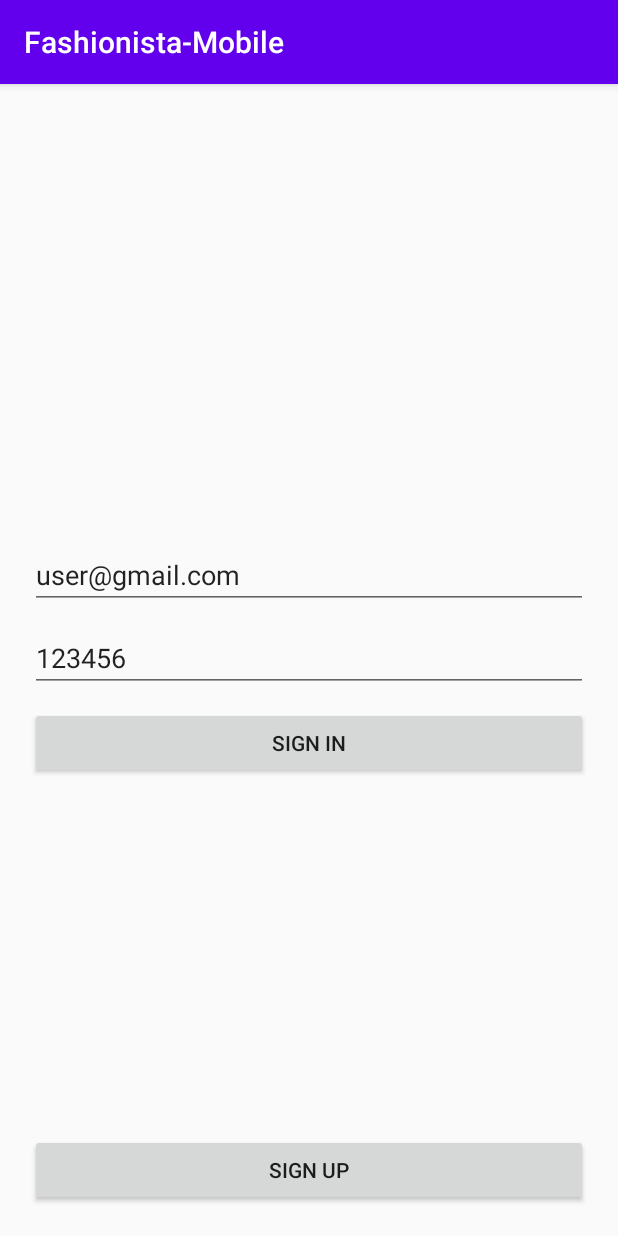
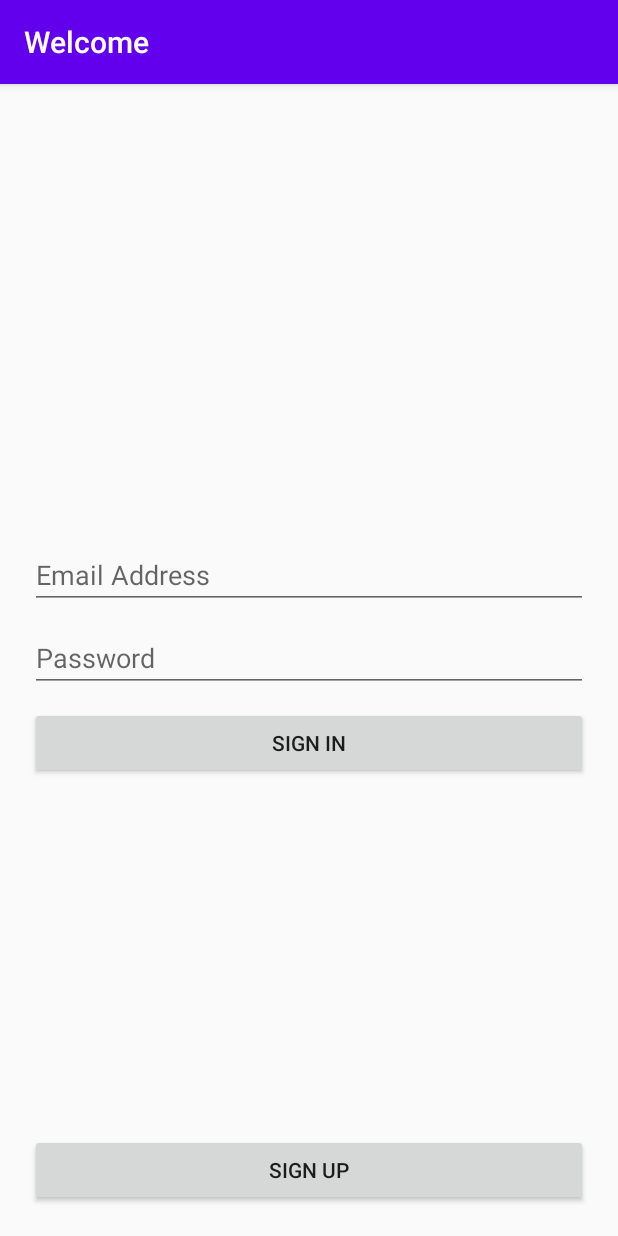
Before and after one commit to shaanxd/fashionista-mobile, an Android app: the LoginFragment screen opened through its navigation route, on a phone screen of 412 x 824 dp. Run offline under Robolectric (Android 15) with nearby library versions, the phone set to English and light mode, and no system bars; our stand-ins replace Dagger/Hilt's generated code; libraries missing offline, so code that uses them is left out: com.basgeekball.awesomevalidation, com.pranavpandey.android; 6 statements that could not run were skipped.

Commit message:
Refactor Login to add loading and minor layout refactors

```diff
--- a/app/src/main/java/com/shahid/fashionista_mobile/fragments/LoginFragment.java
+++ b/app/src/main/java/com/shahid/fashionista_mobile/fragments/LoginFragment.java
@@ -1,16 +1,20 @@
 package com.shahid.fashionista_mobile.fragments;
 
 import android.os.Bundle;
-import android.util.Log;
+import android.util.Patterns;
 import android.view.LayoutInflater;
 import android.view.View;
 import android.view.ViewGroup;
 import android.widget.EditText;
-import android.widget.Toast;
+import android.widget.LinearLayout;
+import android.widget.RelativeLayout;
 
 import androidx.annotation.NonNull;
 import androidx.annotation.Nullable;
+import androidx.lifecycle.MutableLiveData;
 
+import com.basgeekball.awesomevalidation.AwesomeValidation;
+import com.pranavpandey.android.dynamic.toasts.DynamicToast;
 import com.shahid.fashionista_mobile.FashionApp;
 import com.shahid.fashionista_mobile.R;
 import com.shahid.fashionista_mobile.callbacks.ServiceCallback;
@@ -27,17 +31,22 @@ import javax.inject.Inject;
 
 import retrofit2.Response;
 
+import static com.basgeekball.awesomevalidation.ValidationStyle.UNDERLABEL;
+
 public class LoginFragment extends RootFragment implements View.OnClickListener, ServiceCallback {
+    private MutableLiveData<Boolean> loading = new MutableLiveData<>(false);
+    private FragmentLoginBinding binding;
 
-    private static final String TAG = "LoginFragment";
-
-    private FragmentLoginBinding binding;
     @Inject
     AuthenticationService authService;
     @Inject
     SessionStorage sessionStorage;
+
     private EditText emailTxt;
     private EditText passwordTxt;
+    private RelativeLayout hiddenLayout;
+    private LinearLayout loadingLayout;
+    private AwesomeValidation validator;
 
     public LoginFragment() {
         // Required empty public constructor
@@ -47,6 +56,8 @@ public class LoginFragment extends RootFragment implements View.OnClickListener,
     public void onCreate(@Nullable Bundle savedInstanceState) {
         super.onCreate(savedInstanceState);
         ((FashionApp) activity.getApplication()).getAppComponent().inject(this);
+        validator = new AwesomeValidation(UNDERLABEL);
+        validator.setContext(activity);
     }
 
     @Override
@@ -61,38 +72,56 @@ public class LoginFragment extends RootFragment implements View.OnClickListener,
         super.onViewCreated(view, savedInstanceState);
         emailTxt = binding.emailTxt;
         passwordTxt = binding.passwordTxt;
+
+        hiddenLayout = binding.hiddenLayout;
+        loadingLayout = binding.loadingLayout;
+
         binding.signInBtn.setOnClickListener(this);
         binding.signUpBtn.setOnClickListener(this);
+
+        validator.addValidation(emailTxt, Patterns.EMAIL_ADDRESS, getString(R.string.error_email_address));
+        validator.addValidation(passwordTxt, "[0-9a-zA-Z]{6,}", getString(R.string.error_password));
+
+        loading.observe(getViewLifecycleOwner(), this::onLoadingStateChange);
+    }
+
+    private void onLoadingStateChange(boolean value) {
+        if (value) {
+            hiddenLayout.setVisibility(View.GONE);
+            loadingLayout.setVisibility(View.VISIBLE);
+        } else {
+            loadingLayout.setVisibility(View.GONE);
+            hiddenLayout.setVisibility(View.VISIBLE);
+        }
     }
 
     @Override
     public void onClick(View v) {
         switch (v.getId()) {
             case R.id.signInBtn: {
-                signInUser();
+                onSignInClick();
                 break;
             }
             case R.id.signUpBtn: {
-                signUpUser();
+                onSignUpClick();
                 break;
             }
         }
     }
 
-    private void signInUser() {
-        String emailString = emailTxt.getText().toString();
-        String passwordString = passwordTxt.getText().toString();
+    private void onSignInClick() {
+        if (validator.validate()) {
+            loading.setValue(true);
 
-        if (emailString.isEmpty() || passwordString.isEmpty()) {
-            Toast.makeText(activity, "Fields cannot be empty.", Toast.LENGTH_SHORT).show();
-            return;
+            String emailString = emailTxt.getText().toString();
+            String passwordString = passwordTxt.getText().toString();
+
+            AuthenticationRequest authenticationRequest = new AuthenticationRequest(emailString, passwordString);
+            authService.signInUser(authenticationRequest, this);
         }
-        AuthenticationRequest authenticationRequest = new AuthenticationRequest(emailString, passwordString);
-        authService.signInUser(authenticationRequest, this);
-
     }
 
-    private void signUpUser() {
+    private void onSignUpClick() {
         rootNavController.navigate(R.id.action_loginFragment_to_signUpFragment);
     }
 
@@ -114,6 +143,13 @@ public class LoginFragment extends RootFragment implements View.OnClickListener,
 
     @Override
     public void onFailure(String mErrorMessage) {
-        Log.e(TAG, mErrorMessage);
+        loading.setValue(false);
+        DynamicToast.makeError(activity, mErrorMessage).show();
+    }
+
+    @Override
+    public void onDestroyView() {
+        super.onDestroyView();
+        loading.removeObservers(this);
     }
 }
--- a/app/src/main/res/layout/fragment_login.xml
+++ b/app/src/main/res/layout/fragment_login.xml
@@ -7,6 +7,7 @@
     tools:context=".fragments.LoginFragment">
 
     <RelativeLayout
+        android:id="@+id/hiddenLayout"
         android:layout_width="match_parent"
         android:layout_height="match_parent"
         android:layout_centerInParent="true">
@@ -21,23 +22,21 @@
                 android:id="@+id/emailTxt"
                 android:layout_width="match_parent"
                 android:layout_height="wrap_content"
-                android:hint="Enter Email"
-                android:text="user@gmail.com" />
+                android:hint="@string/hint_email_address" />
 
             <EditText
                 android:id="@+id/passwordTxt"
                 android:layout_width="match_parent"
                 android:layout_height="wrap_content"
                 android:layout_marginTop="10dp"
-                android:hint="Enter Password"
-                android:text="123456" />
+                android:hint="@string/hint_password" />
 
             <Button
                 android:id="@+id/signInBtn"
                 android:layout_width="match_parent"
                 android:layout_height="wrap_content"
                 android:layout_marginTop="10dp"
-                android:text="SIGN IN" />
+                android:text="@string/btn_sign_in" />
 
         </LinearLayout>
 
@@ -46,8 +45,29 @@
             android:layout_width="match_parent"
             android:layout_height="wrap_content"
             android:layout_alignParentBottom="true"
-            android:text="SIGN UP" />
+            android:text="@string/btn_sign_up" />
 
     </RelativeLayout>
 
+    <LinearLayout
+        android:id="@+id/loadingLayout"
+        android:layout_width="wrap_content"
+        android:layout_height="wrap_content"
+        android:layout_centerInParent="true"
+        android:gravity="center"
+        android:orientation="vertical"
+        android:visibility="gone">
+
+        <ProgressBar
+            android:layout_width="wrap_content"
+            android:layout_height="wrap_content"
+            android:layout_marginBottom="10dp" />
+
+        <TextView
+            android:layout_width="wrap_content"
+            android:layout_height="wrap_content"
+            android:text="@string/signing_in" />
+
+    </LinearLayout>
+
 </RelativeLayout>
--- a/app/src/main/res/navigation/main_nav_graph.xml
+++ b/app/src/main/res/navigation/main_nav_graph.xml
@@ -52,6 +52,11 @@
             app:destination="@id/navigationFragment"
             app:popUpTo="@id/nav_graph"
             app:popUpToInclusive="true" />
+        <action
+            android:id="@+id/action_signUpFragment_to_loginFragment"
+            app:destination="@id/loginFragment"
+            app:popUpTo="@id/signUpFragment"
+            app:popUpToInclusive="true" />
 
     </fragment>
 
--- a/app/src/main/res/values/strings.xml
+++ b/app/src/main/res/values/strings.xml
@@ -1,5 +1,5 @@
 <resources>
-    <string name="app_name">Fashionista-Mobile</string>
+    <string name="app_name">Welcome</string>
 
     <string name="hello_blank_fragment">Hello blank fragment</string>
     <string name="hint_first_name">First Name</string>
@@ -11,4 +11,10 @@
     <string name="btn_sign_in">Sign In</string>
     <string name="signing_out">Signing out</string>
     <string name="signing_up">Signing up</string>
+    <string name="error_email_address">Invalid Email Address</string>
+    <string name="error_first_name">Please Enter First Name</string>
+    <string name="error_last_name">Please Enter Last Name</string>
+    <string name="error_password">Password should contain at least 6 characters</string>
+    <string name="error_confirm_password">Passwords do not match</string>
+    <string name="signing_in">Signing In</string>
 </resources>
```
Also changed, not shown: app/src/main/java/com/shahid/fashionista_mobile/fragments/SignUpFragment.java (+14 -17 lines).
